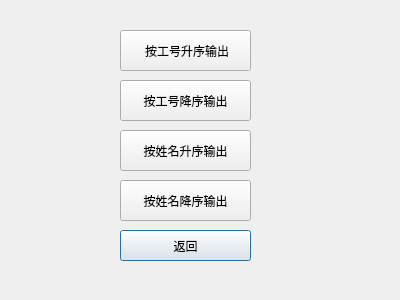
ZzzAmy/bookstore, file studentinfo_overall.ui: the form before one commit.
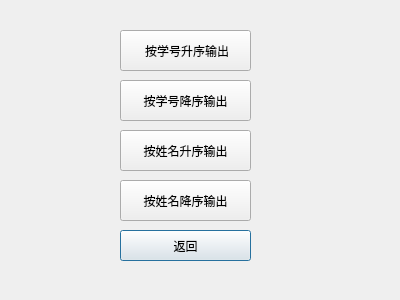
The form after the commit.

What changed in the file:
```diff
--- a/studentinfo_overall.ui
+++ b/studentinfo_overall.ui
@@ -49,7 +49,7 @@
     </rect>
    </property>
    <property name="text">
-    <string> 按工号升序输出</string>
+    <string> 按学号升序输出</string>
    </property>
   </widget>
   <widget class="QPushButton" name="pushButton_2">
@@ -62,7 +62,7 @@
     </rect>
    </property>
    <property name="text">
-    <string>按工号降序输出</string>
+    <string>按学号降序输出</string>
    </property>
   </widget>
   <widget class="QPushButton" name="pushButton_3">
```
